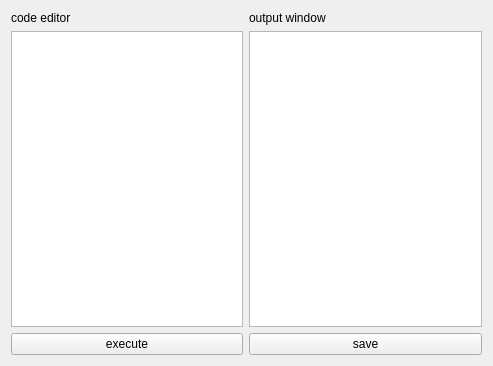
Old version of the form DirectX11Test/Src/pythonCodeEditWindow.ui in the repository LobeliaSnow/PyQt5-Tool-Create.
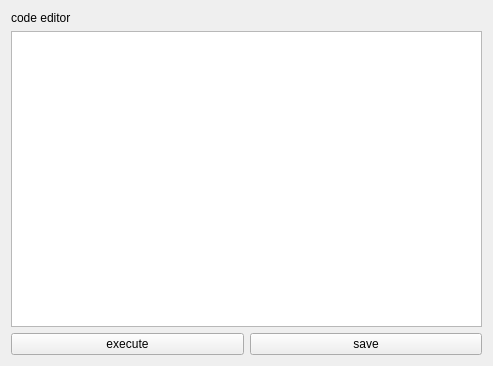
New version of the form.

Patch:
```diff
--- a/DirectX11Test/Src/pythonCodeEditWindow.ui
+++ b/DirectX11Test/Src/pythonCodeEditWindow.ui
@@ -14,16 +14,6 @@
    <string>Python Code Editor</string>
   </property>
   <layout class="QGridLayout" name="gridLayout">
-   <item row="0" column="1">
-    <widget class="QLabel" name="title1">
-     <property name="text">
-      <string>output window</string>
-     </property>
-    </widget>
-   </item>
-   <item row="1" column="1">
-    <widget class="QTextBrowser" name="text_browser"/>
-   </item>
    <item row="0" column="0">
     <widget class="QLabel" name="title0">
      <property name="text">
@@ -31,9 +21,6 @@
      </property>
     </widget>
    </item>
-   <item row="1" column="0">
-    <widget class="QTextEdit" name="text_edit"/>
-   </item>
    <item row="2" column="0">
     <widget class="QPushButton" name="execute_button">
      <property name="text">
@@ -48,6 +35,9 @@
      </property>
     </widget>
    </item>
+   <item row="1" column="0" colspan="2">
+    <widget class="QTextEdit" name="text_edit"/>
+   </item>
   </layout>
  </widget>
  <resources/>
```
